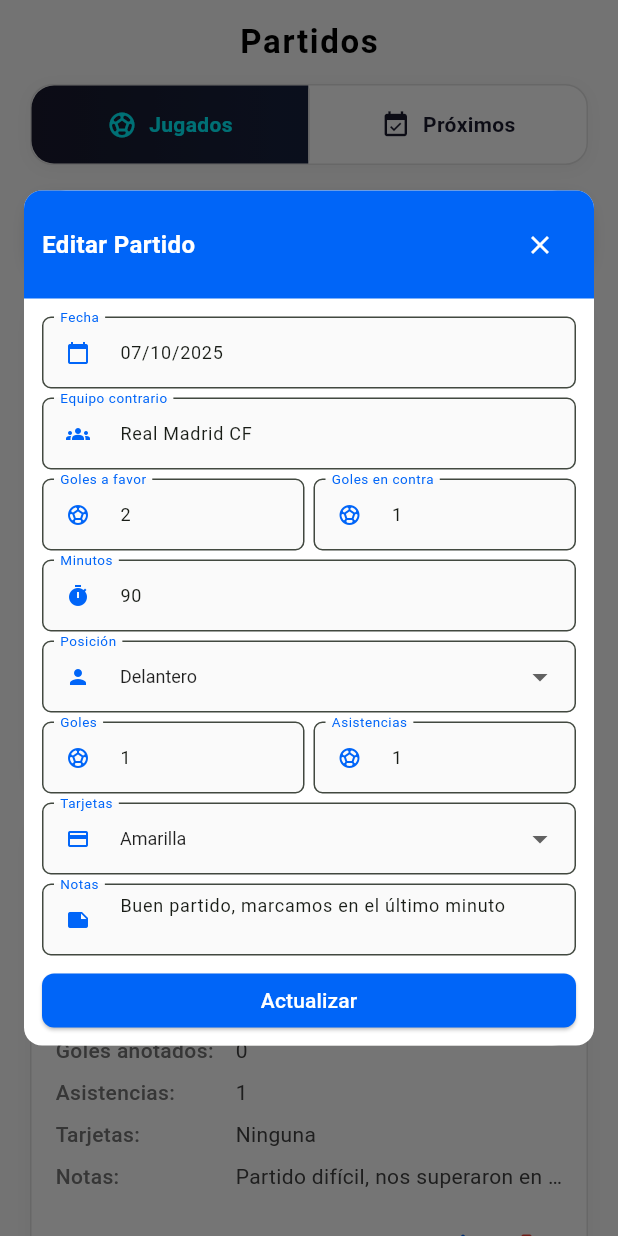
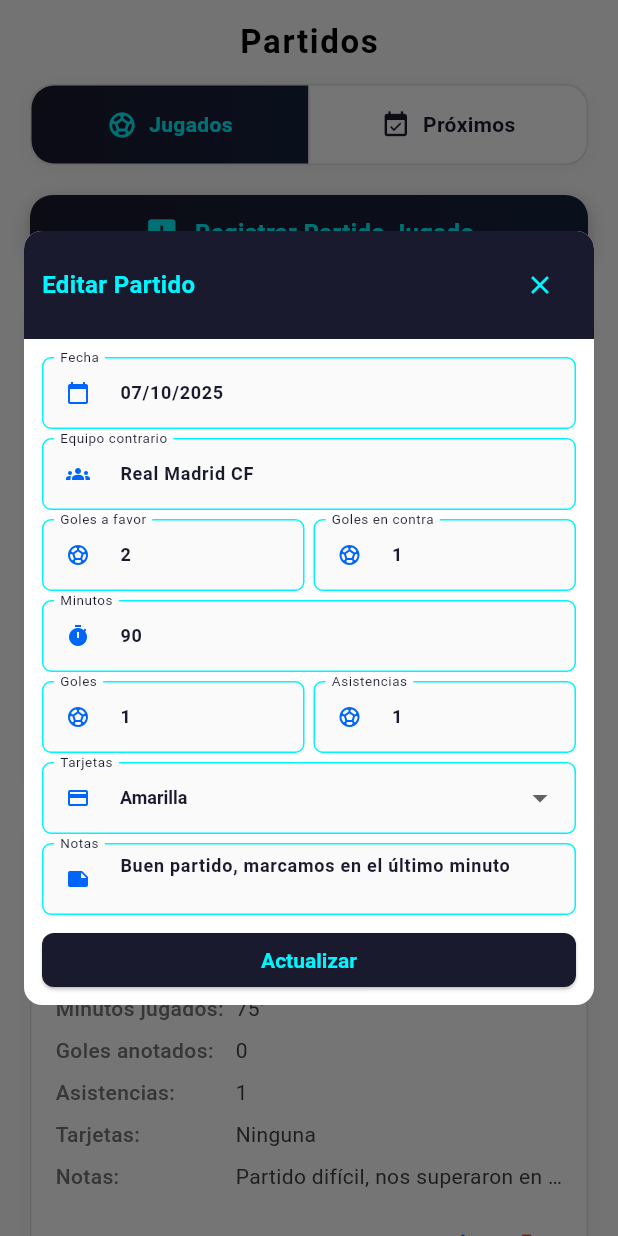
Before and after one commit to DaniielJr10/soccerlife, a Flutter app: the PartidosJugadosPage screen opened directly, after a tap on the "edit" icon, on a phone screen of 412 x 824 dp. Run offline on Flutter 3.47's test engine with Material 3 defaults, Android fonts, the phone set to English and light mode, and no system bars; our stand-ins replace image_picker.

Commit message:
diseño de formularios de registar partdiosse cambio

```diff
--- a/lib/pantallas/partidos/partidosjugados.dart
+++ b/lib/pantallas/partidos/partidosjugados.dart
@@ -23,15 +23,9 @@ class _PartidosJugadosPageState extends State<PartidosJugadosPage> {
   final _asistenciasController = TextEditingController();
   final _notasController = TextEditingController();
 
-  String? _posicionSeleccionada;
   String? _tarjetasSeleccionadas;
   DateTime? _fechaSeleccionada;
 
-  final List<String> _posiciones = [
-    'Arquero', 'Defensa Central', 'Lateral Derecho', 'Lateral Izquierdo',
-    'Volante Defensivo', 'Volante Central', 'Volante Ofensivo',
-    'Extremo Derecho', 'Extremo Izquierdo', 'Delantero', 'Segundo Delantero'
-  ];
 
   final List<String> _tarjetas = [
     'Ninguna', 'Amarilla', 'Roja', 'Doble Amarilla'
@@ -478,7 +472,7 @@ class _PartidosJugadosPageState extends State<PartidosJugadosPage> {
             Container(
               padding: const EdgeInsets.all(12),
               decoration: BoxDecoration(
-                color: const Color(0xFF0065F8),
+                color: const Color(0xFF1a1a2e),
                 borderRadius: const BorderRadius.vertical(top: Radius.circular(12)),
               ),
               child: Row(
@@ -487,7 +481,7 @@ class _PartidosJugadosPageState extends State<PartidosJugadosPage> {
                     child: Text(
                       partido != null ? 'Editar Partido' : 'Registrar Partido',
                       style: const TextStyle(
-                        color: Colors.white,
+                        color: Color(0xFF00f5ff),
                         fontSize: 16,
                         fontWeight: FontWeight.bold,
                       ),
@@ -496,7 +490,7 @@ class _PartidosJugadosPageState extends State<PartidosJugadosPage> {
                   ),
                   IconButton(
                     onPressed: () => Navigator.pop(context),
-                    icon: const Icon(Icons.close, color: Colors.white, size: 20),
+                    icon: const Icon(Icons.close, color: Color(0xFF00f5ff), size: 20),
                     padding: EdgeInsets.zero,
                     constraints: const BoxConstraints(minWidth: 32, minHeight: 32),
                   ),
@@ -559,14 +553,7 @@ class _PartidosJugadosPageState extends State<PartidosJugadosPage> {
                         validator: _validateMinutes,
                       ),
                       const SizedBox(height: 6),
-                      _buildCompactDropdown(
-                        'Posición',
-                        _posicionSeleccionada,
-                        _posiciones,
-                        (value) => setState(() => _posicionSeleccionada = value),
-                        Icons.person,
-                      ),
-                      const SizedBox(height: 6),
+
                       Row(
                         children: [
                           Expanded(
@@ -612,15 +599,23 @@ class _PartidosJugadosPageState extends State<PartidosJugadosPage> {
                         child: ElevatedButton(
                           onPressed: () => _guardarPartido(partidoEditar: partido, index: index),
                           style: ElevatedButton.styleFrom(
-                            backgroundColor: const Color(0xFF0065F8),
-                            foregroundColor: Colors.white,
+                            backgroundColor: const Color(0xFF1a1a2e),
+                            foregroundColor: const Color(0xFF00f5ff),
                             shape: RoundedRectangleBorder(
                               borderRadius: BorderRadius.circular(8),
+                            ),
+                            textStyle: const TextStyle(
+                              fontSize: 14,
+                              fontWeight: FontWeight.bold,
                             ),
                           ),
                           child: Text(
                             partido != null ? 'Actualizar' : 'Guardar',
-                            style: const TextStyle(fontSize: 14),
+                            style: const TextStyle(
+                              fontSize: 14,
+                              color: Color(0xFF00f5ff),
+                              fontWeight: FontWeight.bold,
+                            ),
                           ),
                         ),
                       ),
@@ -652,21 +647,29 @@ class _PartidosJugadosPageState extends State<PartidosJugadosPage> {
       maxLines: maxLines,
       readOnly: readOnly,
       onTap: onTap,
-      style: const TextStyle(fontSize: 12),
+      style: const TextStyle(
+        fontSize: 12,
+        color: Color(0xFF1a1a2e),
+        fontWeight: FontWeight.bold,
+      ),
       decoration: InputDecoration(
         labelText: label,
         prefixIcon: Icon(icon, size: 16, color: const Color(0xFF0065F8)),
-        labelStyle: const TextStyle(fontSize: 12, color: Color(0xFF0065F8)),
+  labelStyle: const TextStyle(fontSize: 12, color: Color(0xFF1a1a2e)),
         filled: true,
         fillColor: Colors.grey[50],
         contentPadding: const EdgeInsets.symmetric(horizontal: 8, vertical: 4),
         border: OutlineInputBorder(
           borderRadius: BorderRadius.circular(6),
-          borderSide: BorderSide(color: Colors.grey[300]!),
+          borderSide: const BorderSide(color: Color(0xFF00f5ff)),
+        ),
+        enabledBorder: OutlineInputBorder(
+          borderRadius: BorderRadius.circular(6),
+          borderSide: const BorderSide(color: Color(0xFF00f5ff)),
         ),
         focusedBorder: OutlineInputBorder(
           borderRadius: BorderRadius.circular(6),
-          borderSide: const BorderSide(color: Color(0xFF0065F8)),
+          borderSide: const BorderSide(color: Color(0xFF00f5ff), width: 2),
         ),
         errorStyle: const TextStyle(fontSize: 10),
         isDense: true,
@@ -685,21 +688,29 @@ class _PartidosJugadosPageState extends State<PartidosJugadosPage> {
       value: value,
       onChanged: onChanged,
       validator: (value) => value == null ? 'Requerido' : null,
-      style: const TextStyle(fontSize: 12, color: Colors.black87),
+      style: const TextStyle(
+        fontSize: 12,
+        color: Color(0xFF1a1a2e),
+        fontWeight: FontWeight.bold,
+      ),
       decoration: InputDecoration(
         labelText: label,
         prefixIcon: Icon(icon, size: 16, color: const Color(0xFF0065F8)),
-        labelStyle: const TextStyle(fontSize: 12, color: Color(0xFF0065F8)),
+  labelStyle: const TextStyle(fontSize: 12, color: Color(0xFF1a1a2e)),
         filled: true,
         fillColor: Colors.grey[50],
         contentPadding: const EdgeInsets.symmetric(horizontal: 8, vertical: 4),
         border: OutlineInputBorder(
           borderRadius: BorderRadius.circular(6),
-          borderSide: BorderSide(color: Colors.grey[300]!),
+          borderSide: const BorderSide(color: Color(0xFF00f5ff)),
+        ),
+        enabledBorder: OutlineInputBorder(
+          borderRadius: BorderRadius.circular(6),
+          borderSide: const BorderSide(color: Color(0xFF00f5ff)),
         ),
         focusedBorder: OutlineInputBorder(
           borderRadius: BorderRadius.circular(6),
-          borderSide: const BorderSide(color: Color(0xFF0065F8)),
+          borderSide: const BorderSide(color: Color(0xFF00f5ff), width: 2),
         ),
         errorStyle: const TextStyle(fontSize: 10),
         isDense: true,
@@ -707,7 +718,14 @@ class _PartidosJugadosPageState extends State<PartidosJugadosPage> {
       items: items.map((item) {
         return DropdownMenuItem(
           value: item,
-          child: Text(item, style: const TextStyle(fontSize: 12)),
+          child: Text(
+            item,
+            style: const TextStyle(
+              fontSize: 12,
+              color: Color(0xFF1a1a2e),
+              fontWeight: FontWeight.bold,
+            ),
+          ),
         );
       }).toList(),
     );
@@ -787,7 +805,7 @@ class _PartidosJugadosPageState extends State<PartidosJugadosPage> {
         golesAFavor: int.parse(_golesAFavorController.text),
         golesEnContra: int.parse(_golesEnContraController.text),
         minutosJugados: int.parse(_minutosController.text),
-        posicion: _posicionSeleccionada!,
+        posicion: '',
         golesAnotados: int.parse(_golesAnotadosController.text),
         asistencias: int.parse(_asistenciasController.text),
         tarjetas: _tarjetasSeleccionadas!,
@@ -837,7 +855,6 @@ class _PartidosJugadosPageState extends State<PartidosJugadosPage> {
     _golesAFavorController.text = partido.golesAFavor.toString();
     _golesEnContraController.text = partido.golesEnContra.toString();
     _minutosController.text = partido.minutosJugados.toString();
-    _posicionSeleccionada = partido.posicion;
     _golesAnotadosController.text = partido.golesAnotados.toString();
     _asistenciasController.text = partido.asistencias.toString();
     _tarjetasSeleccionadas = partido.tarjetas;
@@ -853,7 +870,6 @@ class _PartidosJugadosPageState extends State<PartidosJugadosPage> {
     _golesAnotadosController.text = '0';
     _asistenciasController.text = '0';
     _notasController.clear();
-    _posicionSeleccionada = null;
     _tarjetasSeleccionadas = 'Ninguna';
     _fechaSeleccionada = null;
   }
```
